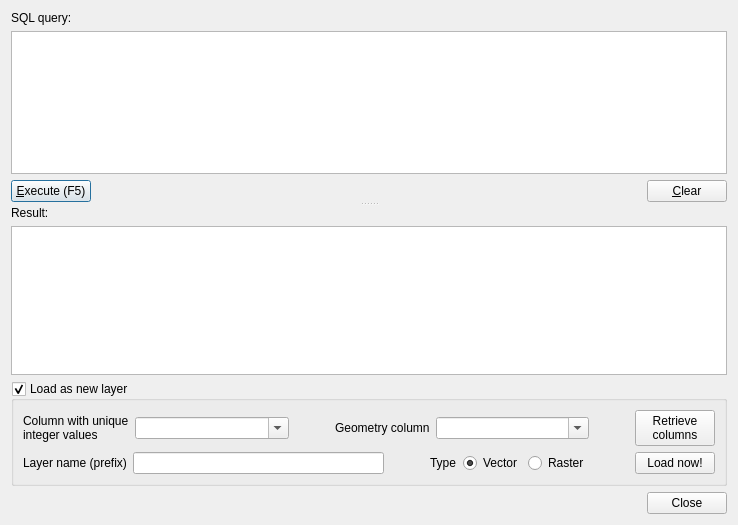
qgis/db_manager_plugin, file db_manager/ui/DlgSqlWindow.ui: the form before one commit.
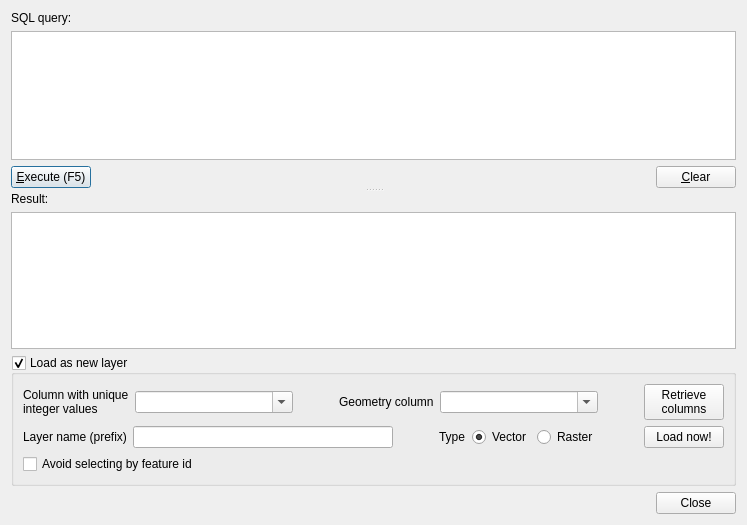
The form after the commit. Custom widgets are drawn as their Qt base class.

Commit message: [FEATURE] allow adding of sql queries with SelectAtId=false - sync sip bindings of QGis, QgsApplication, QgsDataSourceURI and QgsPoint with   C++

What changed in the file:
```diff
--- a/db_manager/ui/DlgSqlWindow.ui
+++ b/db_manager/ui/DlgSqlWindow.ui
@@ -6,7 +6,7 @@
    <rect>
     <x>0</x>
     <y>0</y>
-    <width>738</width>
+    <width>747</width>
     <height>525</height>
    </rect>
   </property>
@@ -19,7 +19,7 @@
      <property name="orientation">
       <enum>Qt::Vertical</enum>
      </property>
-     <widget class="QWidget" name="">
+     <widget class="QWidget" name="layoutWidget">
       <layout class="QVBoxLayout" name="verticalLayout_2">
        <item>
         <widget class="QLabel" name="label">
@@ -81,7 +81,7 @@
        </item>
       </layout>
      </widget>
-     <widget class="QWidget" name="">
+     <widget class="QWidget" name="layoutWidget">
       <layout class="QVBoxLayout" name="verticalLayout">
        <item>
         <widget class="QLabel" name="label_2">
@@ -286,6 +286,16 @@
         </layout>
        </widget>
       </item>
+      <item row="1" column="0">
+       <widget class="QCheckBox" name="avoidSelectById">
+        <property name="toolTip">
+         <string>&lt;html&gt;&lt;head/&gt;&lt;body&gt;&lt;p&gt;Avoid selecting feature by id.  Sometimes - especially when running expensive queries/views - fetching the data sequentially instead of fetching features by id can be much quicker.&lt;/p&gt;&lt;/body&gt;&lt;/html&gt;</string>
+        </property>
+        <property name="text">
+         <string>Avoid selecting by feature id</string>
+        </property>
+       </widget>
+      </item>
      </layout>
     </widget>
    </item>
```
Left out of the diff: 39 changed lines with no effect on the pictures. The commit also changes 3 other files.
